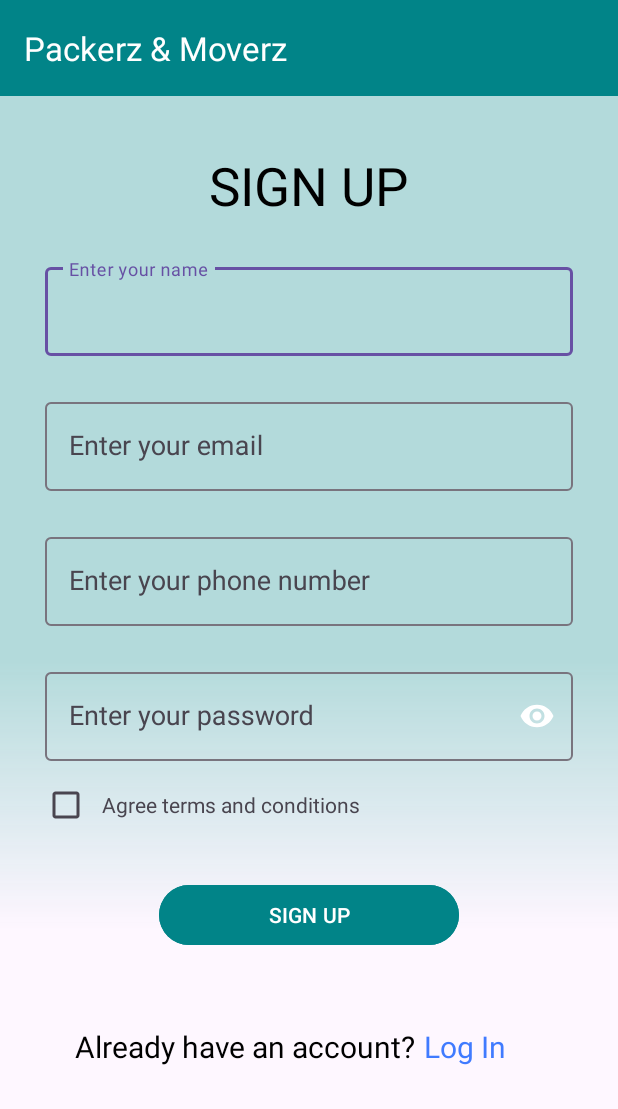
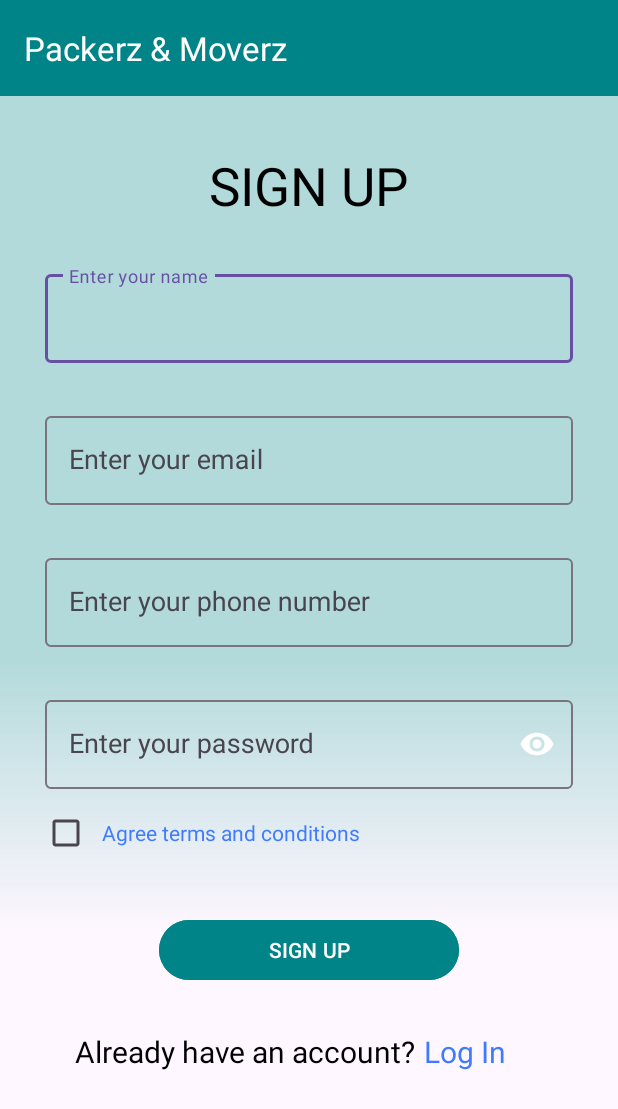
Before and after one commit to Mark-lee-coder/Packerz_and_Moverz, an Android app: the SignUp screen opened directly, with no data from a screen before it, on a phone screen of 412 x 824 dp. Shown: the top 1109 px of the screen. Run offline under Robolectric (Android 15) with nearby library versions, the phone set to English and light mode, and no system bars; our stand-ins replace Firebase (no records; nobody signed in at launch, a user with empty details on screens opened directly).

Commit message:
refactoring sign up

```diff
--- a/app/src/main/java/com/example/packerzmoverz/activities/MainActivity.kt
+++ b/app/src/main/java/com/example/packerzmoverz/activities/MainActivity.kt
@@ -1,9 +1,11 @@
 package com.example.packerzmoverz.activities
 
 import android.content.Intent
+import android.os.Bundle
 import androidx.appcompat.app.AppCompatActivity
-import android.os.Bundle
 import com.example.packerzmoverz.R
+import com.google.firebase.auth.FirebaseAuth
+import com.google.firebase.auth.FirebaseUser
 import kotlinx.coroutines.CoroutineScope
 import kotlinx.coroutines.Dispatchers
 import kotlinx.coroutines.cancel
@@ -12,6 +14,8 @@ import kotlinx.coroutines.launch
 
 class MainActivity : AppCompatActivity() {
     private val coroutineScope = CoroutineScope(Dispatchers.Main)
+//    private val firebaseAuth: FirebaseAuth = FirebaseAuth.getInstance()
+//    val user: FirebaseUser = firebaseAuth.currentUser!!
 
     override fun onCreate(savedInstanceState: Bundle?) {
         super.onCreate(savedInstanceState)
--- a/app/src/main/java/com/example/packerzmoverz/activities/Onboarding1.kt
+++ b/app/src/main/java/com/example/packerzmoverz/activities/Onboarding1.kt
@@ -24,7 +24,7 @@ class Onboarding1 : AppCompatActivity() {
 
         val skip: TextView = findViewById(R.id.skip)
         skip.setOnClickListener {
-            val intent = Intent(this, GetStarted::class.java)
+            val intent = Intent(this, Login::class.java)
             startActivity(intent)
             finish()
         }
--- a/app/src/main/java/com/example/packerzmoverz/activities/Onboarding2.kt
+++ b/app/src/main/java/com/example/packerzmoverz/activities/Onboarding2.kt
@@ -24,7 +24,7 @@ class Onboarding2 : AppCompatActivity() {
 
         val skip: TextView = findViewById(R.id.skip)
         skip.setOnClickListener {
-            val intent = Intent(this, GetStarted::class.java)
+            val intent = Intent(this, Login::class.java)
             startActivity(intent)
             finish()
         }
--- a/app/src/main/res/layout/activity_sign_up.xml
+++ b/app/src/main/res/layout/activity_sign_up.xml
@@ -37,10 +37,10 @@
             style="@style/tvLogin" />
 
         <com.google.android.material.textfield.TextInputLayout
-            android:id="@+id/textInputLayoutUsername"
+            android:id="@+id/textInputLayoutName"
             android:layout_width="match_parent"
             android:layout_height="wrap_content"
-            android:layout_marginTop="25dp">
+            android:layout_marginTop="30dp">
 
             <EditText
                 android:id="@+id/etName"
@@ -57,7 +57,7 @@
             android:id="@+id/textInputLayoutEmail"
             android:layout_width="match_parent"
             android:layout_height="wrap_content"
-            android:layout_marginTop="25dp">
+            android:layout_marginTop="30dp">
 
             <EditText
                 android:id="@+id/etEmail"
@@ -74,7 +74,7 @@
             android:id="@+id/textInputLayoutPNumber"
             android:layout_width="match_parent"
             android:layout_height="wrap_content"
-            android:layout_marginTop="25dp">
+            android:layout_marginTop="30dp">
 
             <EditText
                 android:id="@+id/etPNumber"
@@ -83,16 +83,15 @@
                 android:layout_height="wrap_content"
                 android:hint="@string/enter_your_phone_number"
                 android:importantForAutofill="no"
-                android:inputType="number" />
+                android:inputType="phone" />
 
         </com.google.android.material.textfield.TextInputLayout>
-
 
         <com.google.android.material.textfield.TextInputLayout
             android:id="@+id/textInputLayoutPassword"
             android:layout_width="match_parent"
             android:layout_height="wrap_content"
-            android:layout_marginTop="25dp"
+            android:layout_marginTop="30dp"
             app:endIconMode="password_toggle"
             app:passwordToggleEnabled="true" >
 
@@ -118,16 +117,17 @@
         android:orientation="horizontal" >
 
         <CheckBox
-            android:id="@+id/checkbox"
+            android:id="@+id/cbTerms"
             android:layout_width="wrap_content"
             android:layout_height="wrap_content"
             android:layout_marginStart="20dp" />
 
         <TextView
-            android:id="@+id/tsandcs"
+            android:id="@+id/tvTerms"
             android:layout_width="wrap_content"
             android:layout_height="wrap_content"
-            android:text="@string/agree_terms_and_conditions" />
+            android:text="@string/agree_terms_and_conditions"
+            android:textColor="@color/blue" />
 
     </LinearLayout>
 
@@ -139,7 +139,7 @@
         android:layout_centerVertical="true"
         android:textColor="@color/white"
         android:text="@string/sign_upCaps"
-        android:layout_marginTop="25dp"
+        android:layout_marginTop="30dp"
         android:backgroundTint="@color/dark_green"
         android:layout_below="@+id/linearLayoutHorizontal" />
 
@@ -147,7 +147,7 @@
         android:id="@+id/linearLayout_Horizontal"
         android:layout_width="match_parent"
         android:layout_height="wrap_content"
-        android:layout_marginTop="50dp"
+        android:layout_marginTop="30dp"
         android:layout_below="@+id/sign_up"
         android:orientation="horizontal" >
 
--- a/build.gradle.kts
+++ b/build.gradle.kts
@@ -1,5 +1,11 @@
+buildscript {
+    dependencies {
+        classpath("com.google.gms:google-services:4.4.0")
+    }
+}
 // Top-level build file where you can add configuration options common to all sub-projects/modules.
 plugins {
     id("com.android.application") version "8.2.0" apply false
     id("org.jetbrains.kotlin.android") version "1.9.0" apply false
+    id("com.google.gms.google-services") version "4.4.0" apply false
 }
```
Also changed, not shown: app/build.gradle.kts (+7 -0 lines), app/src/main/java/com/example/packerzmoverz/activities/Login.kt (+3 -15 lines), app/src/main/java/com/example/packerzmoverz/activities/SignUp.kt (+99 -22 lines), app/src/main/java/com/example/packerzmoverz/constructors/User.java (added, +16 -0 lines), app/src/main/res/layout/activity_login.xml (+6 -7 lines), app/src/main/res/layout/progress_dialog.xml (added, +12 -0 lines), app/src/main/res/values/arrays.xml (added, +13 -0 lines), 1 other file.
